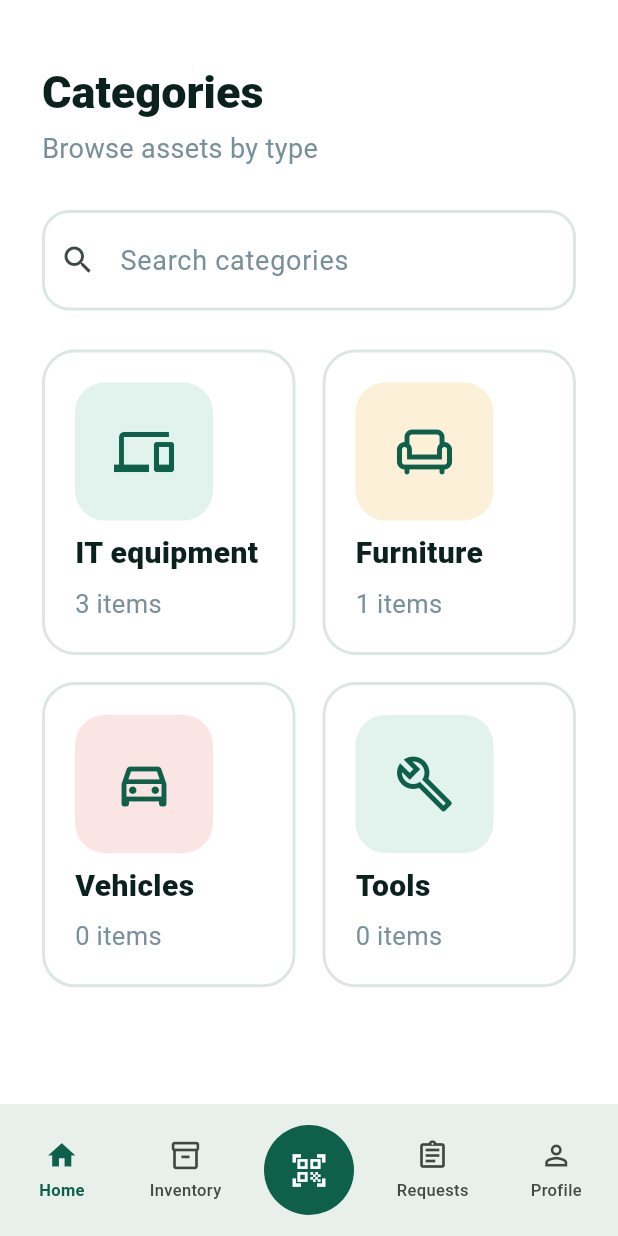
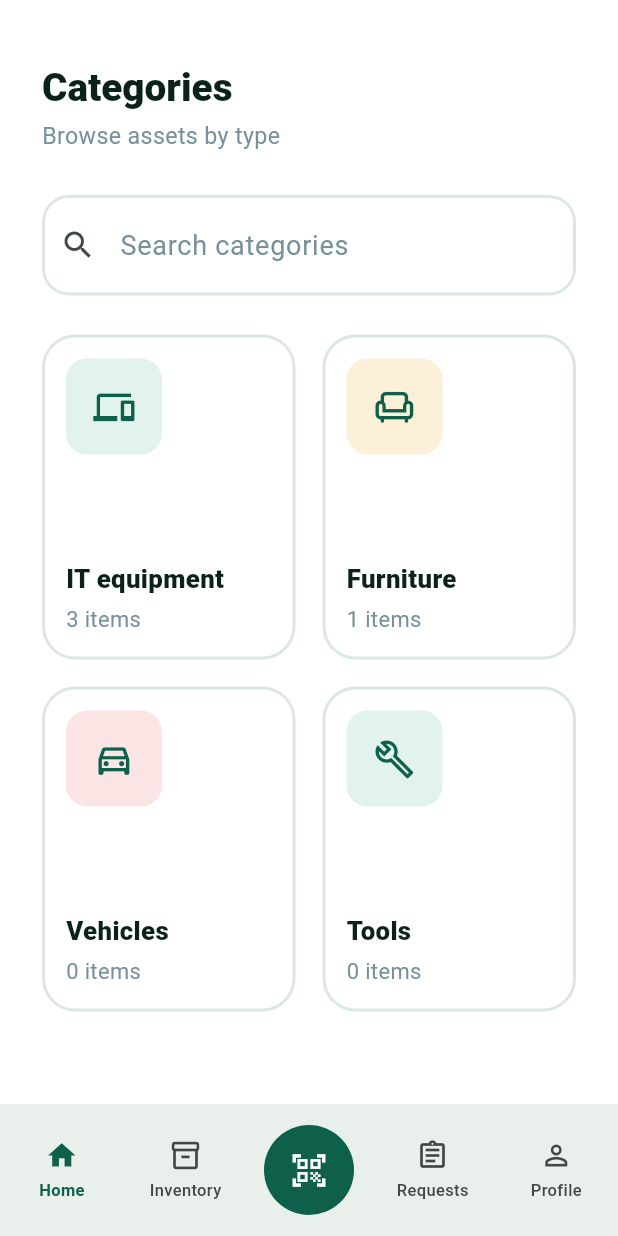
Before and after one commit to phrey26/qr_assisted_asset_manager, a Flutter app: the screen it shows after launch, after a tap on "Log in", on a phone screen of 412 x 824 dp. Run offline on Flutter 3.47's test engine with Material 3 defaults, Android fonts, the phone set to English and light mode, and no system bars; our stand-ins replace image_picker, qr_flutter, share_plus; missing offline and left inert: mobile_scanner; Roboto replaces fonts that are missing (Arial).

Commit message:
UI mobile friendly fix

```diff
--- a/lib/screens/categories_screen.dart
+++ b/lib/screens/categories_screen.dart
@@ -96,7 +96,7 @@ class _CategoriesScreenState extends State<CategoriesScreen> {
                     crossAxisCount: columns,
                     crossAxisSpacing: 18,
                     mainAxisSpacing: 18,
-                    childAspectRatio: .83,
+                    childAspectRatio: Responsive.categoryCardAspectRatio(context),
                   ),
                   itemBuilder: (_, index) => _CategoryCard(
                     name: visible[index].$1,
@@ -134,8 +134,12 @@ class _CategoryCard extends StatelessWidget {
 
   @override
   Widget build(BuildContext context) {
+    final iconSize = Responsive.categoryIconSize(context);
+    final scale = Responsive.fontScale(context);
+    final isMobile = Responsive.isMobile(context);
+
     return Container(
-      padding: const EdgeInsets.all(20),
+      padding: EdgeInsets.all(isMobile ? 14 : 20),
       decoration: BoxDecoration(
         borderRadius: BorderRadius.circular(22),
         border: Border.all(color: AppTheme.border, width: 2),
@@ -144,27 +148,33 @@ class _CategoryCard extends StatelessWidget {
         crossAxisAlignment: CrossAxisAlignment.start,
         children: [
           Container(
-            width: 92,
-            height: 92,
+            width: iconSize,
+            height: iconSize,
             decoration: BoxDecoration(
               color: color,
-              borderRadius: BorderRadius.circular(20),
+              borderRadius: BorderRadius.circular(iconSize * .22),
             ),
-            child: Icon(icon, size: 40, color: AppTheme.primary),
+            child: Icon(icon, size: iconSize * .43, color: AppTheme.primary),
           ),
           const Spacer(),
           Text(
             name,
-            style: const TextStyle(
-              fontSize: 20,
+            // Keep the label to a single line on every breakpoint: with a
+            // fixed-aspect-ratio grid cell, letting a long name wrap to a
+            // second line is what previously pushed the card's content
+            // past the cell's bottom edge on narrow phones.
+            maxLines: 1,
+            overflow: TextOverflow.ellipsis,
+            style: TextStyle(
+              fontSize: 20 * scale,
               fontWeight: FontWeight.w800,
               color: AppTheme.darkGreen,
             ),
           ),
-          const SizedBox(height: 7),
+          SizedBox(height: isMobile ? 4 : 7),
           Text(
             '$count items',
-            style: const TextStyle(fontSize: 17, color: AppTheme.muted),
+            style: TextStyle(fontSize: 17 * scale, color: AppTheme.muted),
           ),
         ],
       ),
--- a/lib/utils/responsive.dart
+++ b/lib/utils/responsive.dart
@@ -39,4 +39,39 @@ class Responsive {
     if (w >= mobileMax) return 3;
     return 2;
   }
+
+  /// Size (width/height) of the icon tile on a categories grid card.
+  ///
+  /// The hi-fi desktop mockups use a 92px tile, but at 2 columns on a
+  /// narrow phone that leaves the fixed-aspect-ratio cell too short for
+  /// the tile plus two lines of label text, which is what was causing the
+  /// "BOTTOM OVERFLOWED BY n PIXELS" errors on device. Scaling the tile
+  /// down on narrower screens keeps the whole card inside its cell.
+  static double categoryIconSize(BuildContext context) {
+    final w = widthOf(context);
+    if (w >= desktopMin) return 92;
+    if (w >= mobileMax) return 84;
+    return 64;
+  }
+
+  /// Aspect ratio (width / height) for each categories grid cell. Smaller
+  /// values make the cell taller relative to its width, which is needed
+  /// on phones where 2 columns produce a narrower (and otherwise
+  /// proportionally shorter) cell than the desktop 4-column layout.
+  static double categoryCardAspectRatio(BuildContext context) {
+    final w = widthOf(context);
+    if (w >= desktopMin) return .83;
+    if (w >= mobileMax) return .86;
+    return .78;
+  }
+
+  /// General type-scale multiplier so text sized for the desktop mockups
+  /// (e.g. page titles, card labels) shrinks a bit on phones instead of
+  /// crowding/overflowing narrower layouts.
+  static double fontScale(BuildContext context) {
+    final w = widthOf(context);
+    if (w >= desktopMin) return 1.0;
+    if (w >= mobileMax) return 0.94;
+    return 0.86;
+  }
 }
--- a/lib/widgets/asset_card.dart
+++ b/lib/widgets/asset_card.dart
@@ -2,6 +2,7 @@ import 'package:flutter/material.dart';
 
 import '../models/asset.dart';
 import '../theme/app_theme.dart';
+import '../utils/responsive.dart';
 import 'lifespan_warning_badge.dart';
 import 'status_chip.dart';
 
@@ -22,8 +23,20 @@ class AssetCard extends StatelessWidget {
 
   @override
   Widget build(BuildContext context) {
+    // On phones the image tile, status chip, delete button and chevron were
+    // all fixed-width siblings in the same Row as the text column. Added
+    // together they could exceed the available card width, squeezing the
+    // Expanded text column down to almost nothing — which is what made
+    // Flutter wrap the tag ID one character per line in testing. Scaling
+    // the tile/text down and moving the status chip into the text column
+    // (instead of the trailing Row) on mobile keeps the text column wide
+    // enough to lay out normally on any device.
+    final isMobile = Responsive.isMobile(context);
+    final imageSize = isMobile ? 68.0 : 108.0;
+    final imageSpacing = isMobile ? 14.0 : 24.0;
+
     return Container(
-      margin: const EdgeInsets.only(bottom: 16),
+      margin: EdgeInsets.only(bottom: isMobile ? 12 : 16),
       decoration: BoxDecoration(
         color: Colors.white,
         borderRadius: BorderRadius.circular(20),
@@ -35,12 +48,13 @@ class AssetCard extends StatelessWidget {
         child: InkWell(
           onTap: onTap,
           child: Padding(
-            padding: const EdgeInsets.all(20),
+            padding: EdgeInsets.all(isMobile ? 14 : 20),
             child: Row(
+              crossAxisAlignment: CrossAxisAlignment.start,
               children: [
                 Container(
-                  width: 108,
-                  height: 108,
+                  width: imageSize,
+                  height: imageSize,
                   decoration: BoxDecoration(
                     color: AppTheme.mint,
                     borderRadius: BorderRadius.circular(20),
@@ -50,11 +64,11 @@ class AssetCard extends StatelessWidget {
                       ? Icon(
                           _iconFor(asset.category),
                           color: AppTheme.primary,
-                          size: 42,
+                          size: imageSize * .39,
                         )
                       : Image.memory(asset.imageBytes!, fit: BoxFit.cover),
                 ),
-                const SizedBox(width: 24),
+                SizedBox(width: imageSpacing),
                 Expanded(
                   child: Column(
                     crossAxisAlignment: CrossAxisAlignment.start,
@@ -63,40 +77,46 @@ class AssetCard extends StatelessWidget {
                         asset.name,
                         maxLines: 2,
                         overflow: TextOverflow.ellipsis,
-                        style: const TextStyle(
+                        style: TextStyle(
                           color: AppTheme.darkGreen,
-                          fontSize: 22,
+                          fontSize: isMobile ? 17 : 22,
                           fontWeight: FontWeight.w800,
                         ),
                       ),
-                      const SizedBox(height: 8),
+                      SizedBox(height: isMobile ? 6 : 8),
                       Text(
                         asset.tagId,
-                        style: const TextStyle(
+                        style: TextStyle(
                           color: AppTheme.muted,
-                          fontSize: 16,
+                          fontSize: isMobile ? 13 : 16,
                           fontFamily: 'monospace',
                         ),
                       ),
                       const SizedBox(height: 4),
                       Text(
                         'Purchased ${asset.formattedPurchaseDate}',
-                        style: const TextStyle(
+                        style: TextStyle(
                           color: AppTheme.muted,
-                          fontSize: 13,
+                          fontSize: isMobile ? 12 : 13,
                         ),
                       ),
                       if (asset.isPastLifespan) ...[
                         const SizedBox(height: 8),
                         const LifespanWarningBadge(),
                       ],
+                      if (isMobile) ...[
+                        const SizedBox(height: 8),
+                        StatusChip(status: asset.status),
+                      ],
                     ],
                   ),
                 ),
-                const SizedBox(width: 10),
-                StatusChip(status: asset.status),
+                if (!isMobile) ...[
+                  const SizedBox(width: 10),
+                  StatusChip(status: asset.status),
+                ],
                 if (onDelete != null) ...[
-                  const SizedBox(width: 4),
+                  SizedBox(width: isMobile ? 0 : 4),
                   IconButton(
                     onPressed: onDelete,
                     icon: const Icon(Icons.delete_outline),
@@ -105,8 +125,11 @@ class AssetCard extends StatelessWidget {
                   ),
                 ],
                 if (onTap != null) ...[
-                  const SizedBox(width: 2),
-                  const Icon(Icons.chevron_right, color: AppTheme.muted),
+                  SizedBox(width: isMobile ? 0 : 2),
+                  Padding(
+                    padding: EdgeInsets.only(top: isMobile ? 12 : 0),
+                    child: const Icon(Icons.chevron_right, color: AppTheme.muted),
+                  ),
                 ],
               ],
             ),
--- a/lib/widgets/page_header.dart
+++ b/lib/widgets/page_header.dart
@@ -2,6 +2,7 @@ import 'package:flutter/material.dart';
 
 import 'brand_mark.dart';
 import '../theme/app_theme.dart';
+import '../utils/responsive.dart';
 
 class PageHeader extends StatelessWidget {
   const PageHeader({
@@ -17,12 +18,18 @@ class PageHeader extends StatelessWidget {
 
   @override
   Widget build(BuildContext context) {
+    // Scale the mark and type down on phones. At the fixed 84px/30px/18px
+    // desktop sizes this header was crowding (and on very narrow phones,
+    // wrapping oddly against) the rest of the app bar row on mobile.
+    final scale = Responsive.fontScale(context);
+    final markSize = showMark ? (Responsive.isMobile(context) ? 56.0 : 84.0) : 0.0;
+
     return Row(
       crossAxisAlignment: CrossAxisAlignment.start,
       children: [
         if (showMark) ...[
-          const BrandMark(size: 84),
-          const SizedBox(width: 28),
+          BrandMark(size: markSize),
+          SizedBox(width: Responsive.isMobile(context) ? 18 : 28),
         ],
         Expanded(
           child: Padding(
@@ -35,16 +42,16 @@ class PageHeader extends StatelessWidget {
                   style: Theme.of(context).textTheme.headlineMedium?.copyWith(
                         color: AppTheme.darkGreen,
                         fontWeight: FontWeight.w800,
-                        fontSize: 30,
+                        fontSize: 30 * scale,
                       ),
                 ),
                 if (subtitle != null) ...[
                   const SizedBox(height: 5),
                   Text(
                     subtitle!,
-                    style: const TextStyle(
+                    style: TextStyle(
                       color: AppTheme.muted,
-                      fontSize: 18,
+                      fontSize: 18 * scale,
                     ),
                   ),
                 ],
```
